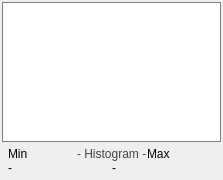
Old version of the form src/QtUtils/Widgets/QtHistogramWidget.ui in the repository SCIInstitute/Seg3D.
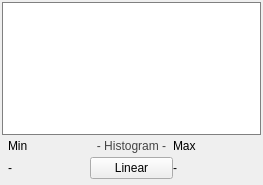
New version of the form.

Commit message: added log button for histogram widget, fixed copy and paste menu items, fixed a bug in the PreferencesManager where the axis label option wasnt a state variable, moved the button in the splash screen,

The edit to the form file:
```diff
--- a/src/QtUtils/Widgets/QtHistogramWidget.ui
+++ b/src/QtUtils/Widgets/QtHistogramWidget.ui
@@ -6,14 +6,20 @@
    <rect>
     <x>0</x>
     <y>0</y>
-    <width>223</width>
-    <height>180</height>
+    <width>263</width>
+    <height>185</height>
    </rect>
   </property>
   <property name="minimumSize">
    <size>
     <width>0</width>
-    <height>180</height>
+    <height>185</height>
+   </size>
+  </property>
+  <property name="maximumSize">
+   <size>
+    <width>16777215</width>
+    <height>185</height>
    </size>
   </property>
   <property name="windowTitle">
@@ -54,6 +60,18 @@
           <verstretch>0</verstretch>
          </sizepolicy>
         </property>
+        <property name="minimumSize">
+         <size>
+          <width>259</width>
+          <height>133</height>
+         </size>
+        </property>
+        <property name="maximumSize">
+         <size>
+          <width>16777215</width>
+          <height>133</height>
+         </size>
+        </property>
         <property name="toolTip">
          <string>Left mouse sets the lower threshold, right mouse sets the upper</string>
         </property>
@@ -101,19 +119,58 @@
              <number>0</number>
             </property>
             <item>
+             <widget class="QWidget" name="widget_2" native="true">
+              <layout class="QHBoxLayout" name="horizontalLayout_5">
+               <property name="spacing">
+                <number>0</number>
+               </property>
+               <property name="margin">
+                <number>0</number>
+               </property>
+               <item>
              <widget class="QLabel" name="label">
               <property name="text">
                <string>Min</string>
               </property>
              </widget>
             </item>
+              </layout>
+             </widget>
+            </item>
+            <item>
+             <widget class="QWidget" name="widget_6" native="true">
+              <layout class="QHBoxLayout" name="horizontalLayout_6">
+               <property name="spacing">
+                <number>0</number>
+               </property>
+               <property name="margin">
+                <number>0</number>
+               </property>
             <item>
              <widget class="QLabel" name="label_3">
               <property name="text">
                <string>- Histogram -</string>
               </property>
-             </widget>
-            </item>
+                 <property name="alignment">
+                  <set>Qt::AlignCenter</set>
+                 </property>
+                 <property name="indent">
+                  <number>0</number>
+                 </property>
+                </widget>
+               </item>
+              </layout>
+             </widget>
+            </item>
+            <item>
+             <widget class="QWidget" name="widget_7" native="true">
+              <layout class="QHBoxLayout" name="horizontalLayout_7">
+               <property name="spacing">
+                <number>0</number>
+               </property>
+               <property name="margin">
+                <number>0</number>
+               </property>
             <item>
              <widget class="QLabel" name="label_2">
               <property name="layoutDirection">
@@ -127,8 +184,17 @@
            </layout>
           </widget>
          </item>
+           </layout>
+          </widget>
+         </item>
          <item>
           <widget class="QWidget" name="widget_5" native="true">
+           <property name="minimumSize">
+            <size>
+             <width>0</width>
+             <height>30</height>
+            </size>
+           </property>
            <layout class="QHBoxLayout" name="horizontalLayout_2">
             <property name="spacing">
              <number>0</number>
@@ -143,7 +209,7 @@
              <number>6</number>
             </property>
             <property name="bottomMargin">
-             <number>3</number>
+             <number>0</number>
             </property>
             <item>
              <widget class="QLabel" name="min">
@@ -152,6 +218,28 @@
               </property>
              </widget>
             </item>
+            <item>
+             <widget class="QWidget" name="widget" native="true">
+              <layout class="QHBoxLayout" name="horizontalLayout_3">
+               <property name="spacing">
+                <number>0</number>
+               </property>
+               <property name="margin">
+                <number>0</number>
+               </property>
+               <item>
+                <widget class="QPushButton" name="log_histogram_button_">
+                 <property name="text">
+                  <string>Linear</string>
+                 </property>
+                 <property name="checkable">
+                  <bool>false</bool>
+                 </property>
+                </widget>
+               </item>
+              </layout>
+             </widget>
+            </item>
             <item>
              <widget class="QLabel" name="max">
               <property name="layoutDirection">
```
Lines whose indentation alone changed are shown as unchanged. The commit also changes 10 other files.
